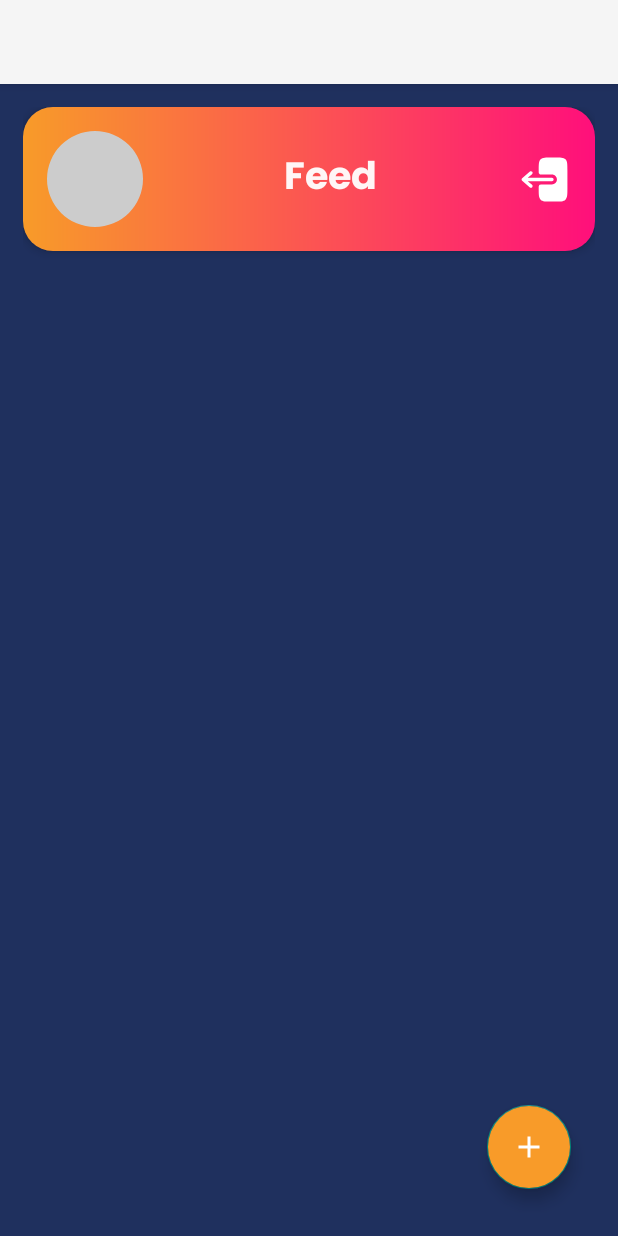
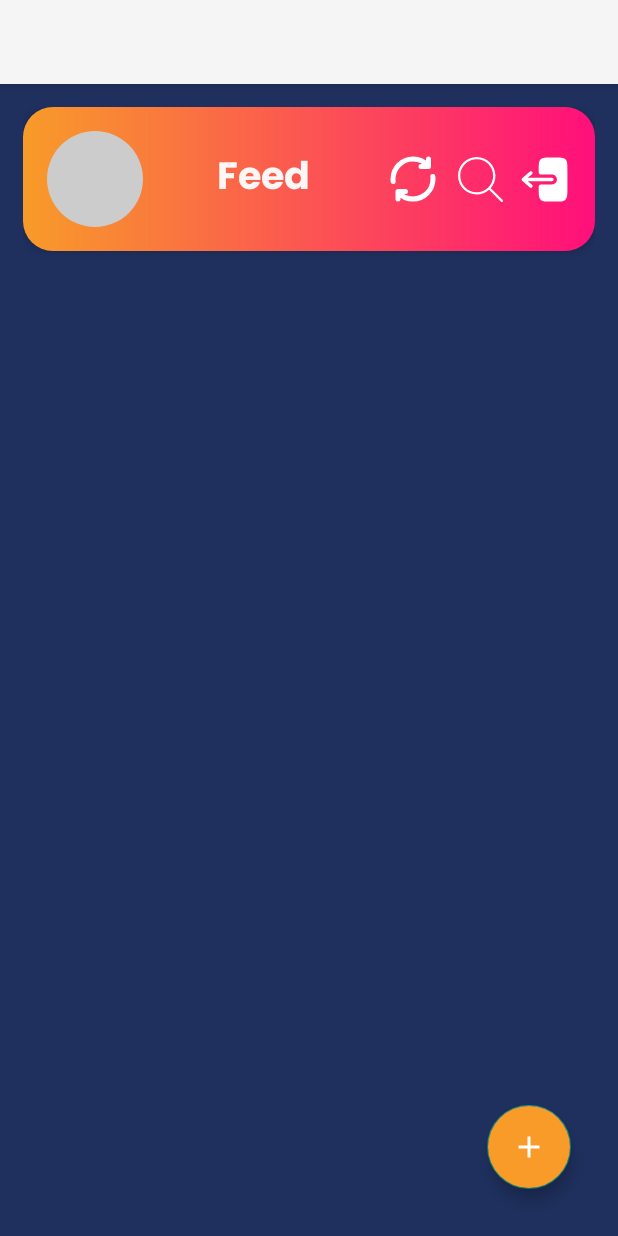
Before and after one commit to luis-henrique-aguiar/social-media, an Android app: the screen it shows after launch once a user with an empty profile is signed in (HomeActivity), on a phone screen of 412 x 824 dp. Run offline under Robolectric (Android 15) with nearby library versions, the phone set to English and light mode, and no system bars; our stand-ins replace Firebase (no records; nobody signed in at launch, a user with empty details on screens opened directly); 4 statements that could not run were skipped.

Commit message:
Implementação do filtro

```diff
--- /dev/null
+++ b/app/src/main/res/drawable/refresh.xml
@@ -0,0 +1,5 @@
+<vector xmlns:android="http://schemas.android.com/apk/res/android" android:height="80dp" android:viewportHeight="24" android:viewportWidth="24" android:width="80dp">
+
+    <path android:fillColor="#00000000" android:pathData="M4.062,13C4.021,12.672 4,12.339 4,12C4,7.582 7.582,4 12,4C14.501,4 16.733,5.147 18.2,6.944M19.938,11C19.979,11.328 20,11.661 20,12C20,16.418 16.418,20 12,20C9.611,20 7.466,18.952 6,17.292M9,17H6V17.292M18.2,4V6.944M18.2,6.944V7L15.2,7M6,20V17.292" android:strokeColor="#ffffff" android:strokeLineCap="round" android:strokeLineJoin="round" android:strokeWidth="2"/>
+
+</vector>
--- /dev/null
+++ b/app/src/main/res/drawable/search.xml
@@ -0,0 +1,5 @@
+<vector xmlns:android="http://schemas.android.com/apk/res/android" android:height="80dp" android:viewportHeight="488.4" android:viewportWidth="488.4" android:width="80dp">
+
+    <path android:fillColor="#000000" android:pathData="M0,203.25c0,112.1 91.2,203.2 203.2,203.2c51.6,0 98.8,-19.4 134.7,-51.2l129.5,129.5c2.4,2.4 5.5,3.6 8.7,3.6s6.3,-1.2 8.7,-3.6c4.8,-4.8 4.8,-12.5 0,-17.3l-129.6,-129.5c31.8,-35.9 51.2,-83 51.2,-134.7c0,-112.1 -91.2,-203.2 -203.2,-203.2S0,91.15 0,203.25zM381.9,203.25c0,98.5 -80.2,178.7 -178.7,178.7s-178.7,-80.2 -178.7,-178.7s80.2,-178.7 178.7,-178.7S381.9,104.65 381.9,203.25z"/>
+
+</vector>
--- a/app/src/main/res/layout/activity_home.xml
+++ b/app/src/main/res/layout/activity_home.xml
@@ -32,6 +32,29 @@
             app:shapeAppearanceOverlay="@style/CircularImage"
             tools:src="@tools:sample/avatars" />
 
+        <ImageView
+            android:id="@+id/add_location"
+            android:layout_width="30dp"
+            android:layout_height="30dp"
+            android:src="@drawable/search"
+            android:layout_marginEnd="10dp"
+            android:clickable="true"
+            app:layout_constraintBottom_toBottomOf="parent"
+            app:layout_constraintEnd_toStartOf="@+id/notification_container"
+            app:layout_constraintTop_toTopOf="parent"
+            app:tint="@color/white" />
+
+        <ImageView
+            android:id="@+id/refresh"
+            android:layout_width="40dp"
+            android:layout_height="40dp"
+            android:clickable="true"
+            android:layout_marginEnd="10dp"
+            android:src="@drawable/refresh"
+            app:layout_constraintBottom_toBottomOf="parent"
+            app:layout_constraintEnd_toStartOf="@+id/add_location"
+            app:layout_constraintTop_toTopOf="parent" />
+
         <TextView
             android:id="@+id/title_text"
             android:layout_width="wrap_content"
@@ -42,8 +65,7 @@
             android:textColor="@color/white"
             android:textSize="25sp"
             app:layout_constraintBottom_toBottomOf="@id/profile_image"
-            app:layout_constraintEnd_toStartOf="@id/notification_container"
-            app:layout_constraintHorizontal_bias="0.5"
+            app:layout_constraintEnd_toStartOf="@+id/refresh"
             app:layout_constraintStart_toEndOf="@id/profile_image"
             app:layout_constraintTop_toTopOf="@id/profile_image" />
 
--- a/gradle/libs.versions.toml
+++ b/gradle/libs.versions.toml
@@ -1,5 +1,5 @@
 [versions]
-agp = "8.9.2"
+agp = "8.8.1"
 kotlin = "2.0.0"
 coreKtx = "1.15.0"
 junit = "4.13.2"
```
Also changed, not shown: app/src/main/AndroidManifest.xml (+6 -3 lines), app/src/main/java/br/edu/ifsp/dmo2/redesocial/ui/activities/home/HomeActivity.kt (+37 -0 lines), app/src/main/java/br/edu/ifsp/dmo2/redesocial/ui/activities/home/HomeViewModel.kt (+33 -0 lines), app/src/main/res/layout/add_location.xml (added, +98 -0 lines).
